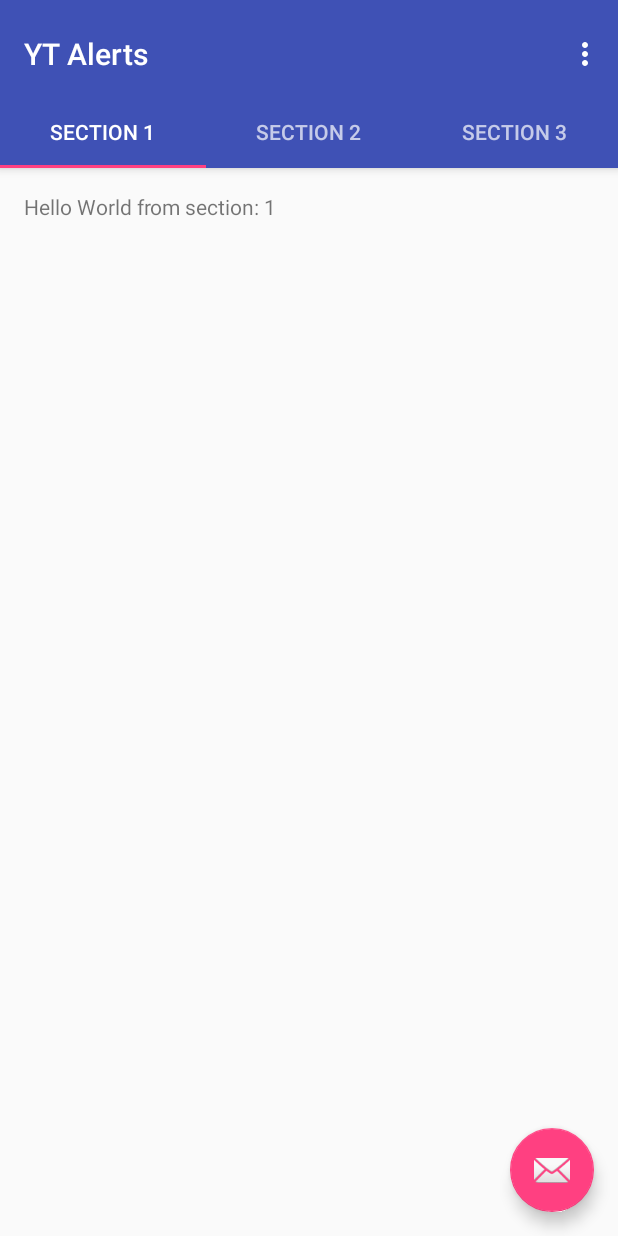
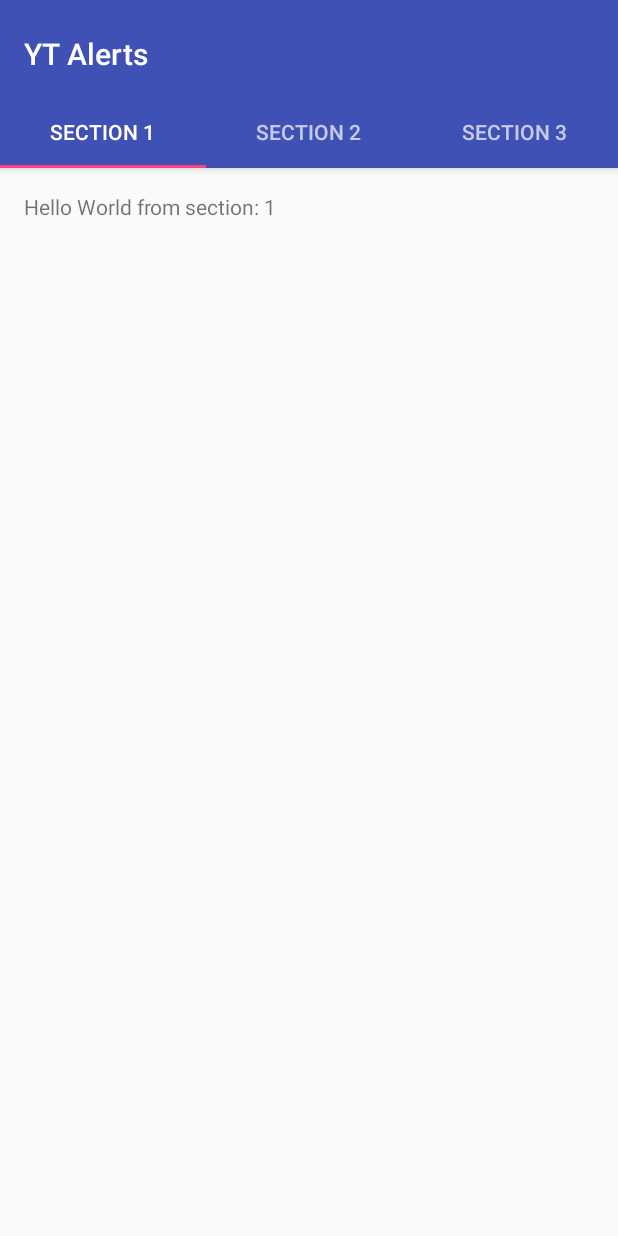
Before and after one commit to cesar1287/YTAlerts-android-app, an Android app: the screen it shows after launch (MainActivity), on a phone screen of 412 x 824 dp. Run offline under Robolectric (Android 15) with nearby library versions, the phone set to English and light mode, and no system bars.

Commit message:
Removido componentes desnecessários

```diff
--- a/app/src/main/java/comcesar1287/github/www/ytalerts/MainActivity.java
+++ b/app/src/main/java/comcesar1287/github/www/ytalerts/MainActivity.java
@@ -53,39 +53,6 @@ public class MainActivity extends AppCompatActivity {
 
         TabLayout tabLayout = (TabLayout) findViewById(R.id.tabs);
         tabLayout.setupWithViewPager(mViewPager);
-
-        FloatingActionButton fab = (FloatingActionButton) findViewById(R.id.fab);
-        fab.setOnClickListener(new View.OnClickListener() {
-            @Override
-            public void onClick(View view) {
-                Snackbar.make(view, "Replace with your own action", Snackbar.LENGTH_LONG)
-                        .setAction("Action", null).show();
-            }
-        });
-
-    }
-
-
-    @Override
-    public boolean onCreateOptionsMenu(Menu menu) {
-        // Inflate the menu; this adds items to the action bar if it is present.
-        getMenuInflater().inflate(R.menu.menu_main, menu);
-        return true;
-    }
-
-    @Override
-    public boolean onOptionsItemSelected(MenuItem item) {
-        // Handle action bar item clicks here. The action bar will
-        // automatically handle clicks on the Home/Up button, so long
-        // as you specify a parent activity in AndroidManifest.xml.
-        int id = item.getItemId();
-
-        //noinspection SimplifiableIfStatement
-        if (id == R.id.action_settings) {
-            return true;
-        }
-
-        return super.onOptionsItemSelected(item);
     }
 
     /**
--- a/app/src/main/res/layout/activity_main.xml
+++ b/app/src/main/res/layout/activity_main.xml
@@ -38,12 +38,4 @@
         android:layout_height="match_parent"
         app:layout_behavior="@string/appbar_scrolling_view_behavior" />
 
-    <android.support.design.widget.FloatingActionButton
-        android:id="@+id/fab"
-        android:layout_width="wrap_content"
-        android:layout_height="wrap_content"
-        android:layout_gravity="end|bottom"
-        android:layout_margin="@dimen/fab_margin"
-        app:srcCompat="@android:drawable/ic_dialog_email" />
-
 </android.support.design.widget.CoordinatorLayout>
```
